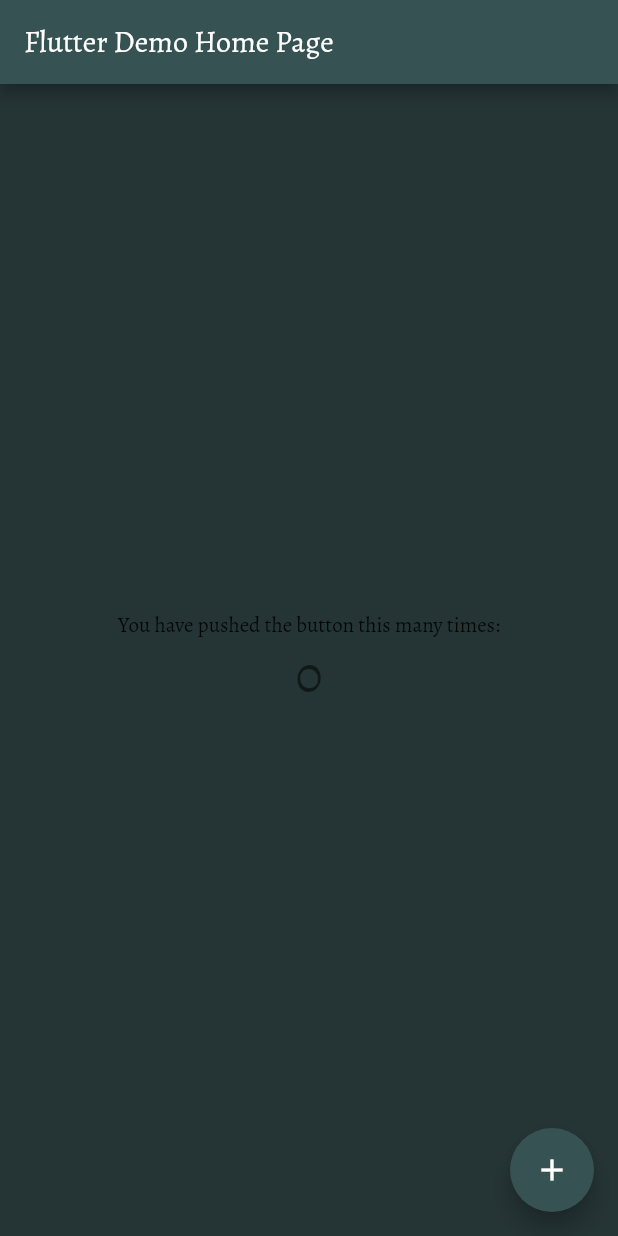
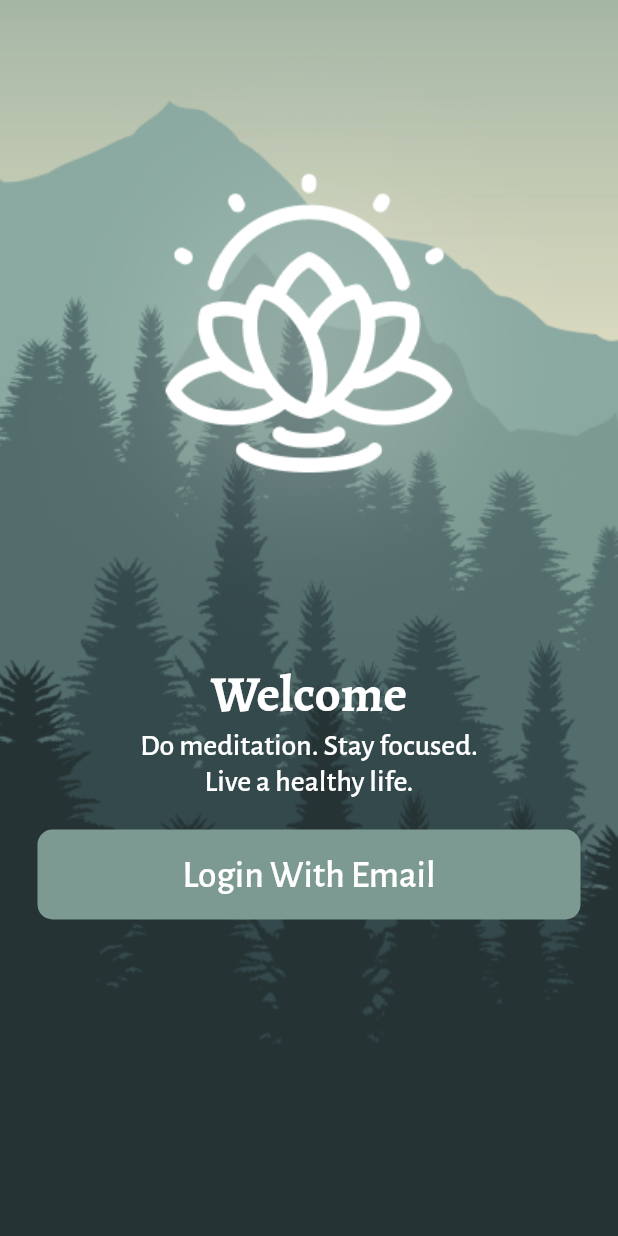
Before and after one commit to rahul2227/Medic-Meditation-App, a Flutter app: the screen it shows after launch, on a phone screen of 412 x 824 dp. Run offline on Flutter 3.47's test engine with Material 2 defaults, Android fonts, the phone set to English and light mode, and no system bars.

Commit message:
pubspec - added Image assets main - styling for text and buttons added assets authorize - auth flow UI custom_button - Custom button for the application.

```diff
--- /dev/null
+++ b/lib/auth/authorize.dart
@@ -0,0 +1,65 @@
+import 'package:flutter/cupertino.dart';
+import 'package:flutter/material.dart';
+import 'package:medic_meditation_app/widgets/custom_button.dart';
+
+class Authorize extends StatelessWidget {
+  const Authorize({Key? key}) : super(key: key);
+
+  @override
+  Widget build(BuildContext context) {
+    return Scaffold(
+      body: Stack(
+        children: [
+          Container(
+            constraints: const BoxConstraints.expand(),
+            decoration: const BoxDecoration(
+              image: DecorationImage(
+                image: AssetImage('assets/images/auth_background.png'),
+                fit: BoxFit.cover,
+              ),
+            ),
+          ),
+          Center(
+            child: Column(
+              crossAxisAlignment: CrossAxisAlignment.center,
+              children: [
+                const Image(
+                  image: AssetImage('assets/images/Logo.png'),
+                ),
+                SizedBox(
+                  height: 94,
+                  width: 226,
+                  child: Column(
+                    children: const [
+                      Text(
+                        'Welcome',
+                        style: TextStyle(
+                          fontWeight: FontWeight.bold,
+                          fontSize: 34,
+                        ),
+                      ),
+                      Text(
+                        'Do meditation. Stay focused. Live a healthy life.',
+                        textAlign: TextAlign.center,
+                        maxLines: 2,
+                        style: TextStyle(
+                          fontFamily: 'Alegreya Sans',
+                          fontWeight: FontWeight.w500,
+                          fontSize: 20,
+                        ),
+                      ),
+                    ],
+                  ),
+                ),
+                const SizedBox(
+                  height: 20,
+                ),
+                const CustomButtonResponsive(buttonText: 'Login With Email')
+              ],
+            ),
+          )
+        ],
+      ),
+    );
+  }
+}
--- a/lib/main.dart
+++ b/lib/main.dart
@@ -1,4 +1,5 @@
 import 'package:flutter/material.dart';
+import 'package:medic_meditation_app/auth/authorize.dart';
 import 'package:medic_meditation_app/theme/theme.dart';
 
 void main() {
@@ -13,14 +14,18 @@
     return MaterialApp(
       title: 'Flutter Demo',
       theme: ThemeData(
-        // primarySwatch: Colors.blue,
         colorScheme: ColorScheme.fromSwatch(
             primarySwatch: createMaterialColor(const Color(0xff375253))),
         // https://medium.com/@nickysong/creating-a-custom-color-swatch-in-flutter-554bcdcb27f3
-        fontFamily: 'Alegreya',
+        // fontFamily: 'Alegreya',
         canvasColor: const Color.fromARGB(255, 37, 52, 53),
+        textTheme: Theme.of(context).textTheme.apply(
+              fontFamily: 'Alegreya',
+              bodyColor: Colors.white,
+              displayColor: Colors.white,
+            ),
       ),
-      home: const MyHomePage(title: 'Flutter Demo Home Page'),
+      home: const Authorize(),
       debugShowCheckedModeBanner: false,
     );
   }
--- /dev/null
+++ b/lib/widgets/custom_button.dart
@@ -0,0 +1,31 @@
+import 'package:flutter/cupertino.dart';
+
+class CustomButtonResponsive extends StatelessWidget {
+  final Color? buttonColor;
+  final buttonText;
+  const CustomButtonResponsive(
+      {Key? key, this.buttonColor, required this.buttonText})
+      : super(key: key);
+
+  @override
+  Widget build(BuildContext context) {
+    return Container(
+      decoration: BoxDecoration(
+        borderRadius: BorderRadius.circular(10),
+        color: (buttonColor != null) ? buttonColor : const Color(0xff7c9a92),
+      ),
+      height: 60,
+      margin: const EdgeInsets.symmetric(horizontal: 25),
+      child: Center(
+        child: Text(
+          buttonText,
+          style: const TextStyle(
+            fontFamily: 'Alegreya Sans',
+            fontWeight: FontWeight.w500,
+            fontSize: 25,
+          ),
+        ),
+      ),
+    );
+  }
+}
--- a/pubspec.yaml
+++ b/pubspec.yaml
@@ -58,9 +58,8 @@
   uses-material-design: true
 
   # To add assets to your application, add an assets section, like this:
-  # assets:
-  #   - images/a_dot_burr.jpeg
-  #   - images/a_dot_ham.jpeg
+  assets:
+    - assets/images/
 
   # An image asset can refer to one or more resolution-specific "variants", see
   # https://flutter.dev/assets-and-images/#resolution-aware.
```
Also changed, not shown: assets/images/Logo.png (added), assets/images/auth_background.png (added).
